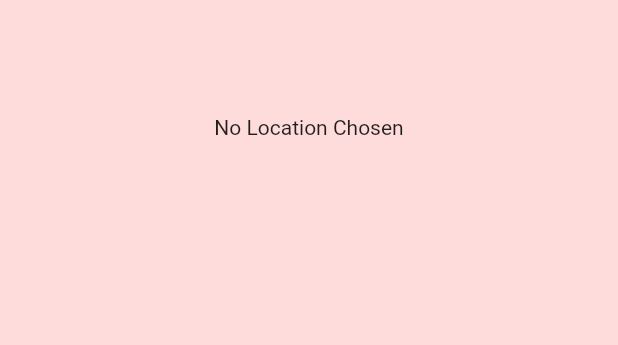
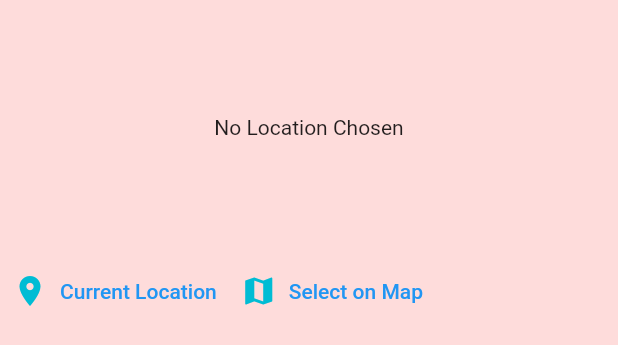
Before and after one commit to Khan-06/Great_Places, a Flutter app: the LocationInput widget shown alone on an empty page, opened directly, on a phone screen of 412 x 824 dp. Shown: the top 345 px of the screen. Run offline on Flutter 3.47's test engine with Material 2 defaults, Android fonts, the phone set to English and light mode, and no system bars; our stand-ins replace image_picker, sqflite; accounts and stored records are empty.

Commit message:
fixing some errors! Now its working fine!

```diff
--- a/lib/widgets/location_input.dart
+++ b/lib/widgets/location_input.dart
@@ -1,7 +1,4 @@
 import 'package:flutter/material.dart';
-import 'package:location/location.dart';
-
-
 
 class LocationInput extends StatefulWidget {
   const LocationInput({Key? key}) : super(key: key);
@@ -20,7 +17,22 @@ class _LocationInputState extends State<LocationInput> {
           height: 170,
           alignment: Alignment.center,
           width: double.infinity,
-          child: _previewImageUrl == null ? const Text('No Location Chosen', textAlign: TextAlign.center,): Image.network(_previewImageUrl!, fit: BoxFit.cover, width: double.infinity,) ,
+          child: _previewImageUrl == null
+              ? const Text(
+                  'No Location Chosen',
+                  textAlign: TextAlign.center,
+                )
+              : Image.network(
+                  _previewImageUrl!,
+                  fit: BoxFit.cover,
+                  width: double.infinity,
+                ),
+        ),
+        Row(
+          children: [
+            TextButton.icon(onPressed: (){}, icon: const Icon(Icons.location_on), label: Text('Current Location',style: TextStyle(color: Theme.of(context).primaryColor)),),
+            TextButton.icon(onPressed: (){}, icon: const Icon(Icons.map), label:  Text('Select on Map',style: TextStyle(color: Theme.of(context).primaryColor)))
+          ],
         )
       ],
     );
```
